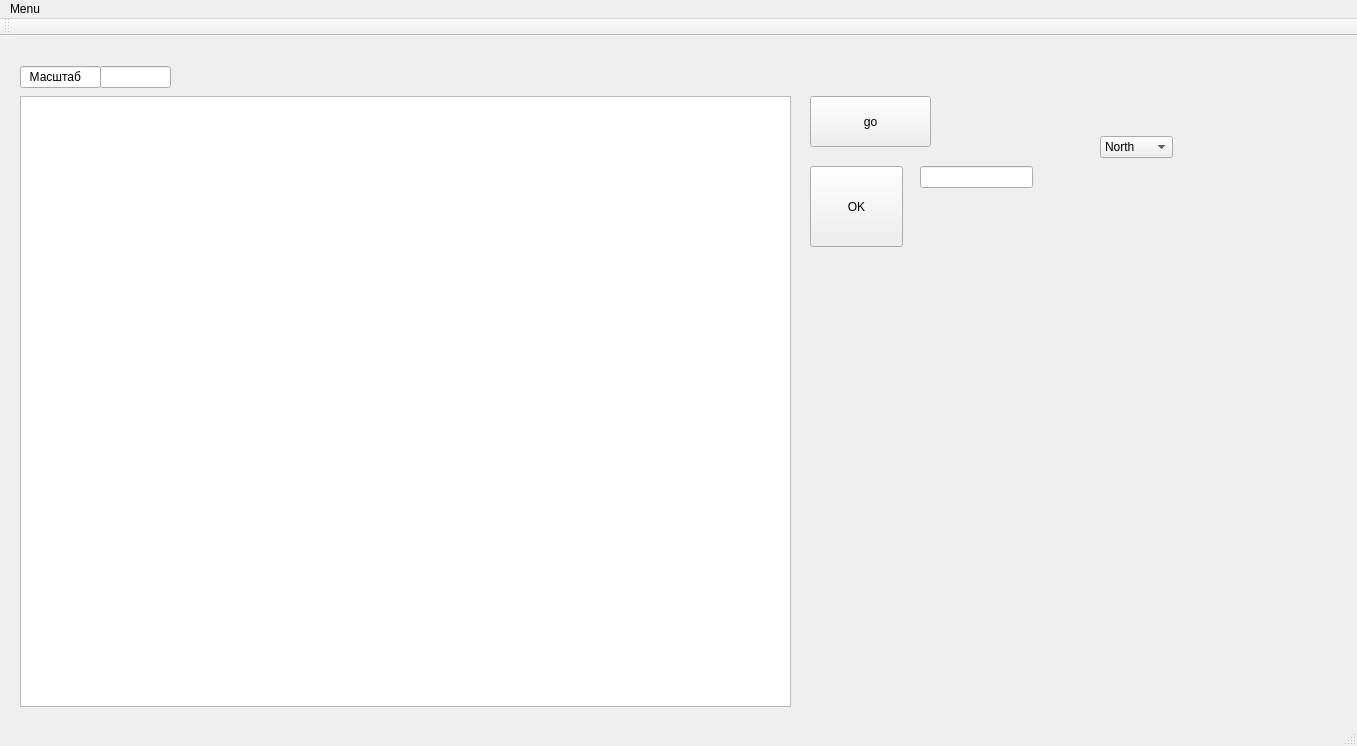
Qt form mainwindow.ui (dda-661-4/RXBZ1) before a commit.
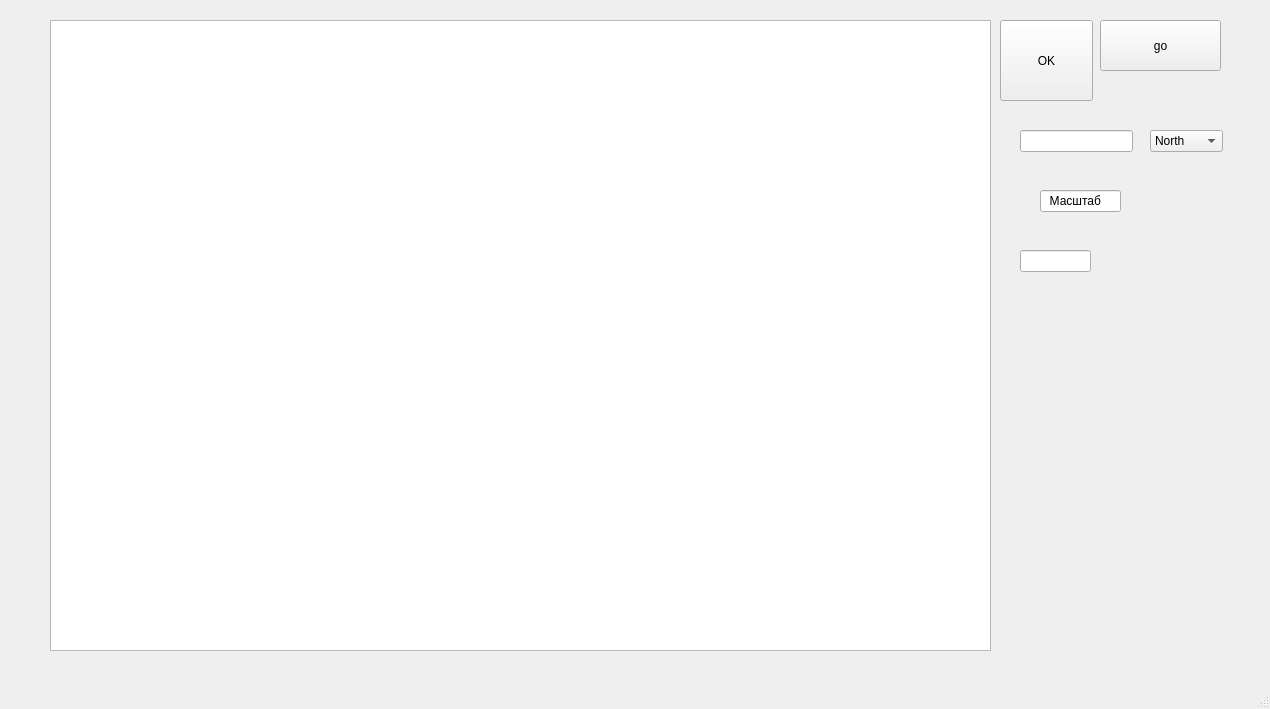
The same form after that commit.

```diff
--- a/mainwindow.ui
+++ b/mainwindow.ui
@@ -6,8 +6,8 @@
    <rect>
     <x>0</x>
     <y>0</y>
-    <width>1357</width>
-    <height>746</height>
+    <width>1270</width>
+    <height>709</height>
    </rect>
   </property>
   <property name="windowTitle">
@@ -17,18 +17,18 @@
    <widget class="QGraphicsView" name="graphicsView">
     <property name="geometry">
      <rect>
-      <x>20</x>
-      <y>60</y>
-      <width>771</width>
-      <height>611</height>
+      <x>50</x>
+      <y>20</y>
+      <width>941</width>
+      <height>631</height>
      </rect>
     </property>
    </widget>
    <widget class="QPushButton" name="go">
     <property name="geometry">
      <rect>
-      <x>810</x>
-      <y>60</y>
+      <x>1100</x>
+      <y>20</y>
       <width>121</width>
       <height>51</height>
      </rect>
@@ -40,8 +40,8 @@
    <widget class="QLineEdit" name="lineEdit">
     <property name="geometry">
      <rect>
-      <x>20</x>
-      <y>30</y>
+      <x>1040</x>
+      <y>190</y>
       <width>81</width>
       <height>22</height>
      </rect>
@@ -53,8 +53,8 @@
    <widget class="QLineEdit" name="mashtab">
     <property name="geometry">
      <rect>
-      <x>100</x>
-      <y>30</y>
+      <x>1020</x>
+      <y>250</y>
       <width>71</width>
       <height>22</height>
      </rect>
@@ -63,8 +63,8 @@
    <widget class="QPushButton" name="OK_NEWS">
     <property name="geometry">
      <rect>
-      <x>810</x>
-      <y>130</y>
+      <x>1000</x>
+      <y>20</y>
       <width>93</width>
       <height>81</height>
      </rect>
@@ -76,8 +76,8 @@
    <widget class="QComboBox" name="comboBox">
     <property name="geometry">
      <rect>
-      <x>1100</x>
-      <y>100</y>
+      <x>1150</x>
+      <y>130</y>
       <width>73</width>
       <height>22</height>
      </rect>
@@ -101,7 +101,7 @@
    <widget class="QLineEdit" name="ANGLE">
     <property name="geometry">
      <rect>
-      <x>920</x>
+      <x>1020</x>
       <y>130</y>
       <width>113</width>
       <height>22</height>
@@ -109,32 +109,6 @@
     </property>
    </widget>
   </widget>
-  <widget class="QMenuBar" name="menuBar">
-   <property name="geometry">
-    <rect>
-     <x>0</x>
-     <y>0</y>
-     <width>1357</width>
-     <height>26</height>
-    </rect>
-   </property>
-   <widget class="QMenu" name="menuMenu">
-    <property name="title">
-     <string>Menu</string>
-    </property>
-    <addaction name="separator"/>
-    <addaction name="Exit"/>
-   </widget>
-   <addaction name="menuMenu"/>
-  </widget>
-  <widget class="QToolBar" name="mainToolBar">
-   <attribute name="toolBarArea">
-    <enum>TopToolBarArea</enum>
-   </attribute>
-   <attribute name="toolBarBreak">
-    <bool>false</bool>
-   </attribute>
-  </widget>
   <widget class="QStatusBar" name="statusBar"/>
   <action name="Exit">
    <property name="text">
```
